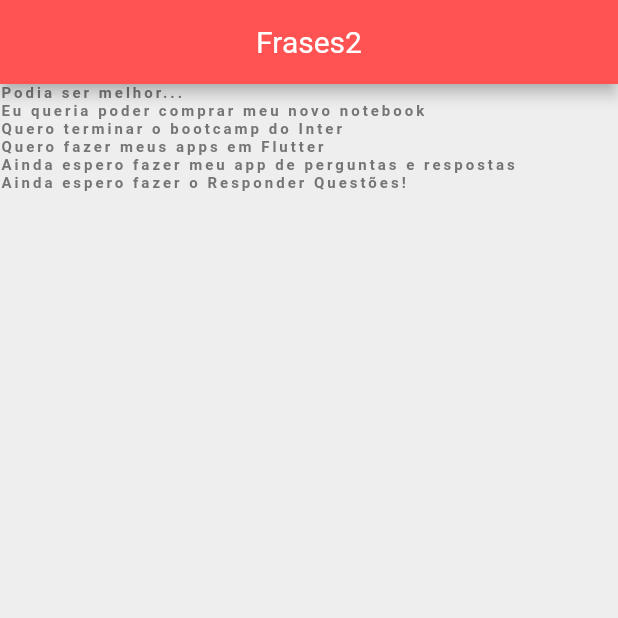
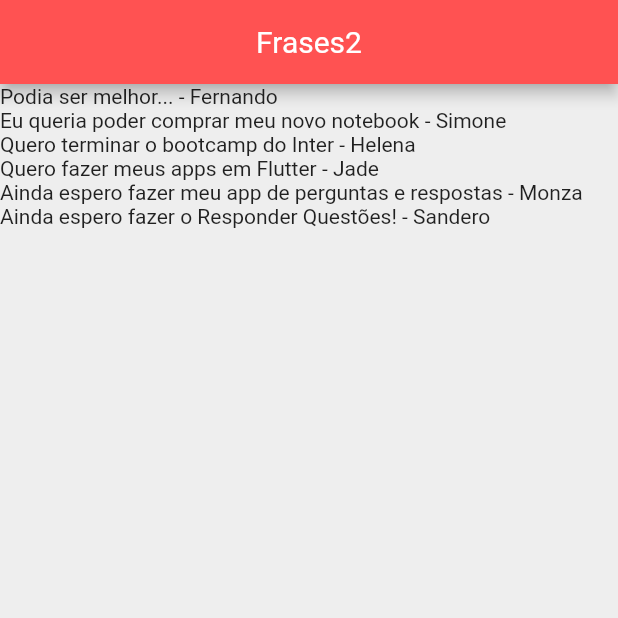
Before and after one commit to fviel/quotes, a Flutter app: the screen it shows after launch, on a phone screen of 412 x 824 dp, the top half of it. Run offline on Flutter 3.47's test engine with Material 2 defaults, Android fonts, the phone set to English and light mode, and no system bars.

Commit message:
exibição de lista de objetos

```diff
--- /dev/null
+++ b/lib/frase.dart
@@ -0,0 +1,11 @@
+class Frase {
+  String frase;
+  String autor;
+
+  // Frase(String frase, String autor){
+  //   this.frase = frase;
+  //   this.autor = autor;
+  // }
+
+  Frase({this.frase, this.autor});
+}
--- a/lib/main.dart
+++ b/lib/main.dart
@@ -1,4 +1,5 @@
 import 'package:flutter/material.dart';
+import 'frase.dart';
 
 void main() {
   runApp(MaterialApp(
@@ -14,14 +15,16 @@ class QuoteList extends StatefulWidget {
 
 //Minha classe State
 class _QuoteListState extends State<QuoteList> {
-  List<String> frases = [
-    'Podia ser melhor...',
-    'Eu queria poder comprar meu novo notebook',
-    'Quero terminar o bootcamp do Inter',
-    'Quero fazer meus apps em Flutter',
-    'Ainda espero fazer meu app de perguntas e respostas',
-    'Ainda espero fazer o Responder Questões!'
+  List<Frase> frases = [
+    Frase(frase: 'Podia ser melhor...', autor: 'Fernando'),
+    Frase(frase: 'Eu queria poder comprar meu novo notebook', autor: 'Simone'),
+    Frase(frase: 'Quero terminar o bootcamp do Inter', autor: 'Helena'),
+    Frase(frase: 'Quero fazer meus apps em Flutter', autor: 'Jade'),
+    Frase(frase: 'Ainda espero fazer meu app de perguntas e respostas',autor: 'Monza'),
+    Frase(frase: 'Ainda espero fazer o Responder Questões!', autor: 'Sandero')
   ];
+
+  //List<String> autores = ['Fernando', 'Viel', 'Helena', 'Simone', 'Jade'];
 
   @override
   Widget build(BuildContext context) {
@@ -37,20 +40,21 @@ class _QuoteListState extends State<QuoteList> {
         mainAxisAlignment: MainAxisAlignment.start,
         crossAxisAlignment: CrossAxisAlignment.start,
 
-        children: frases
-            .map(
-              (frase) => Text(
-                frase,
-                style: TextStyle(
-                  //backgroundColor: Colors.blue,
-                  fontSize: 10.0,
-                  fontWeight: FontWeight.bold,
-                  letterSpacing: 2.0,
-                  color: Colors.grey[600],
-                  fontFamily: 'Roboto',
-                ),
-              )
-            ).toList(),
+          children: frases.map((frase)=>Text('${frase.frase} - ${frase.autor}')).toList(),
+
+        // children: frases
+        //     .map((frase) => Text(
+        //           '${frase.frase} - ${frase.autor}',
+        //           style: TextStyle(
+        //             //backgroundColor: Colors.blue,
+        //             fontSize: 10.0,
+        //             fontWeight: FontWeight.bold,
+        //             letterSpacing: 2.0,
+        //             color: Colors.grey[600],
+        //             fontFamily: 'Roboto',
+        //           ),
+        //         ))
+        //     .toList(),
 
         //Este método publicou meu array como uma lista de widgets, cada widget recebeu uma posição do meu array, e há duas formas de fazer isso:
         //Forma A - children: frases.map((frase)=>Text(frase)).toList();
```
